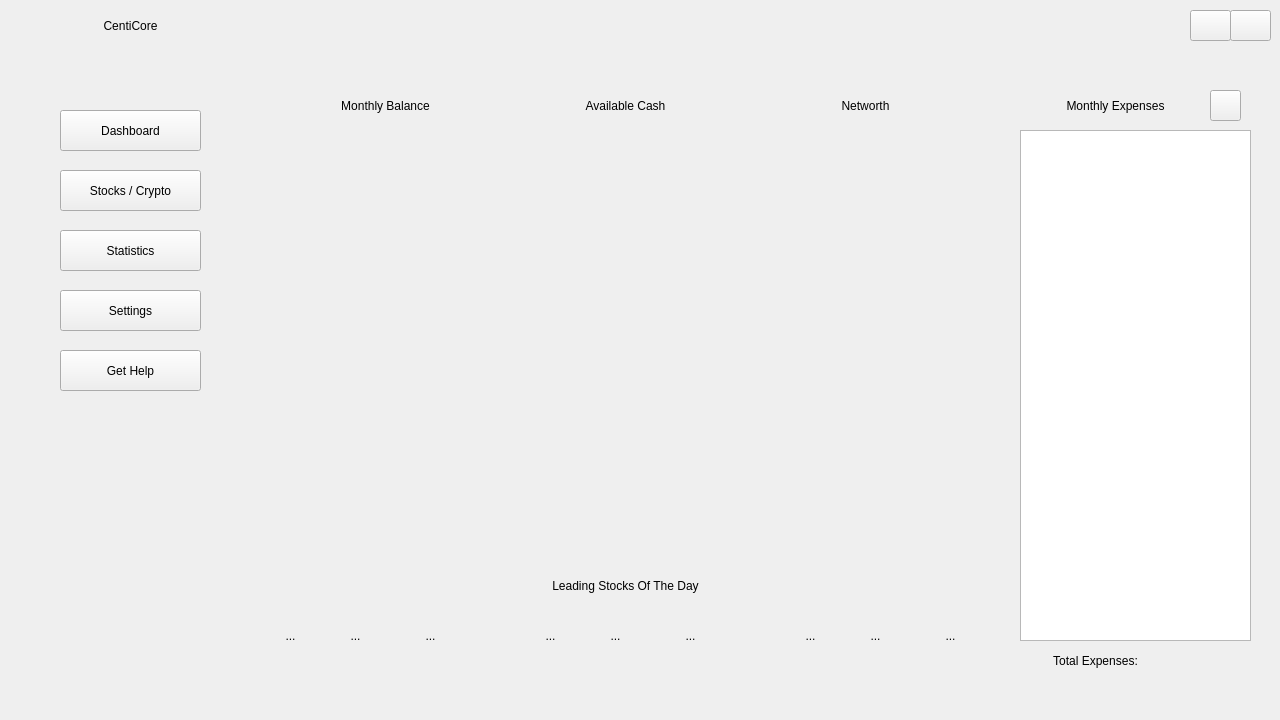
Before: the Qt Designer form src/view/ui/main_page.ui in OmerElmaliach/CentiCore, drawn with Qt 5.
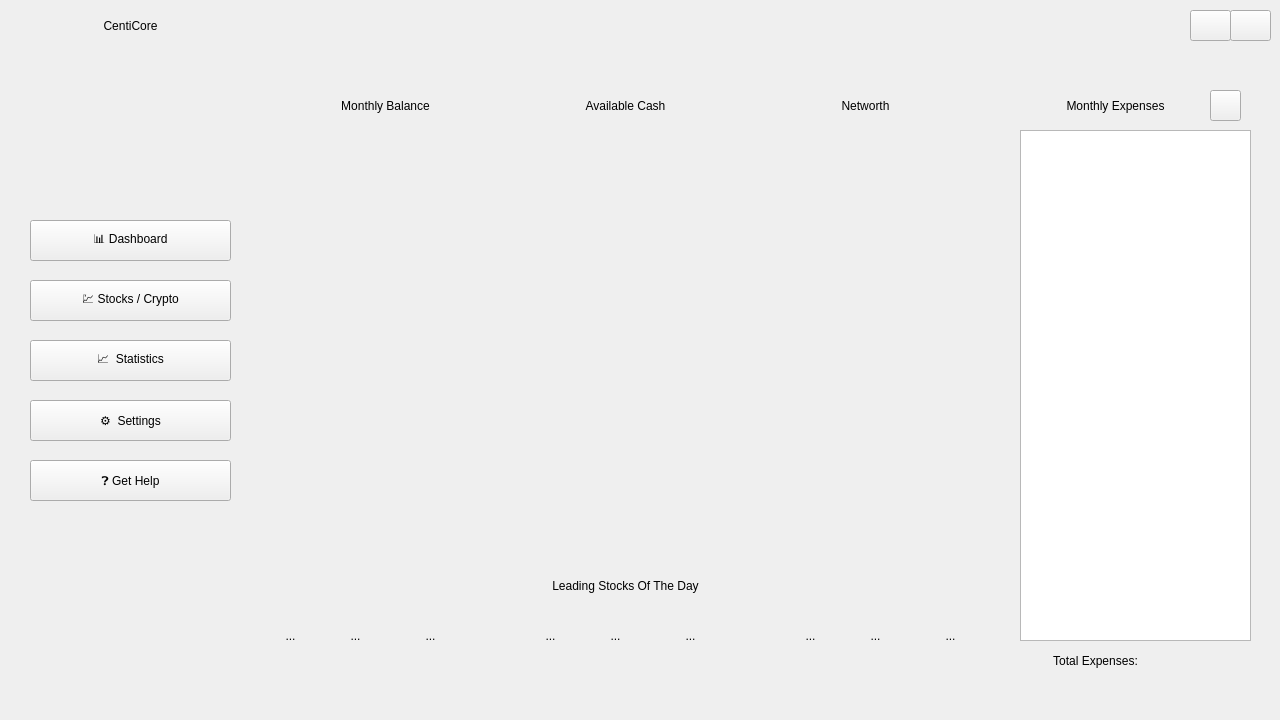
After: the same form once the commit is applied. Icons and pictures are not drawn.

Commit message: Reworked pages widget

Diff of the .ui file:
```diff
--- a/src/view/ui/main_page.ui
+++ b/src/view/ui/main_page.ui
@@ -48,9 +48,9 @@
     <property name="geometry">
      <rect>
       <x>30</x>
-      <y>80</y>
+      <y>200</y>
       <width>201</width>
-      <height>601</height>
+      <height>321</height>
      </rect>
     </property>
     <property name="autoFillBackground">
@@ -59,66 +59,66 @@
     <widget class="QPushButton" name="dashBoard_btn">
      <property name="geometry">
       <rect>
-       <x>30</x>
-       <y>30</y>
-       <width>141</width>
+       <x>0</x>
+       <y>20</y>
+       <width>201</width>
        <height>41</height>
       </rect>
      </property>
      <property name="text">
-      <string>Dashboard</string>
+      <string>📊 Dashboard</string>
      </property>
     </widget>
     <widget class="QPushButton" name="stocks_btn">
      <property name="geometry">
       <rect>
-       <x>30</x>
-       <y>90</y>
-       <width>141</width>
+       <x>0</x>
+       <y>80</y>
+       <width>201</width>
        <height>41</height>
       </rect>
      </property>
      <property name="text">
-      <string>Stocks / Crypto</string>
+      <string>💹 Stocks / Crypto</string>
      </property>
     </widget>
     <widget class="QPushButton" name="stats_btn">
      <property name="geometry">
       <rect>
-       <x>30</x>
-       <y>150</y>
-       <width>141</width>
+       <x>0</x>
+       <y>140</y>
+       <width>201</width>
        <height>41</height>
       </rect>
      </property>
      <property name="text">
-      <string>Statistics</string>
+      <string>📈  Statistics</string>
      </property>
     </widget>
     <widget class="QPushButton" name="settings_btn">
      <property name="geometry">
       <rect>
-       <x>30</x>
-       <y>210</y>
-       <width>141</width>
+       <x>0</x>
+       <y>200</y>
+       <width>201</width>
        <height>41</height>
       </rect>
      </property>
      <property name="text">
-      <string>Settings</string>
+      <string>⚙️  Settings</string>
      </property>
     </widget>
     <widget class="QPushButton" name="getHelp_btn">
      <property name="geometry">
       <rect>
-       <x>30</x>
-       <y>270</y>
-       <width>141</width>
+       <x>0</x>
+       <y>260</y>
+       <width>201</width>
        <height>41</height>
       </rect>
      </property>
      <property name="text">
-      <string>Get Help</string>
+      <string>❓ Get Help</string>
      </property>
     </widget>
    </widget>
```
The commit also changes 8 other files.
